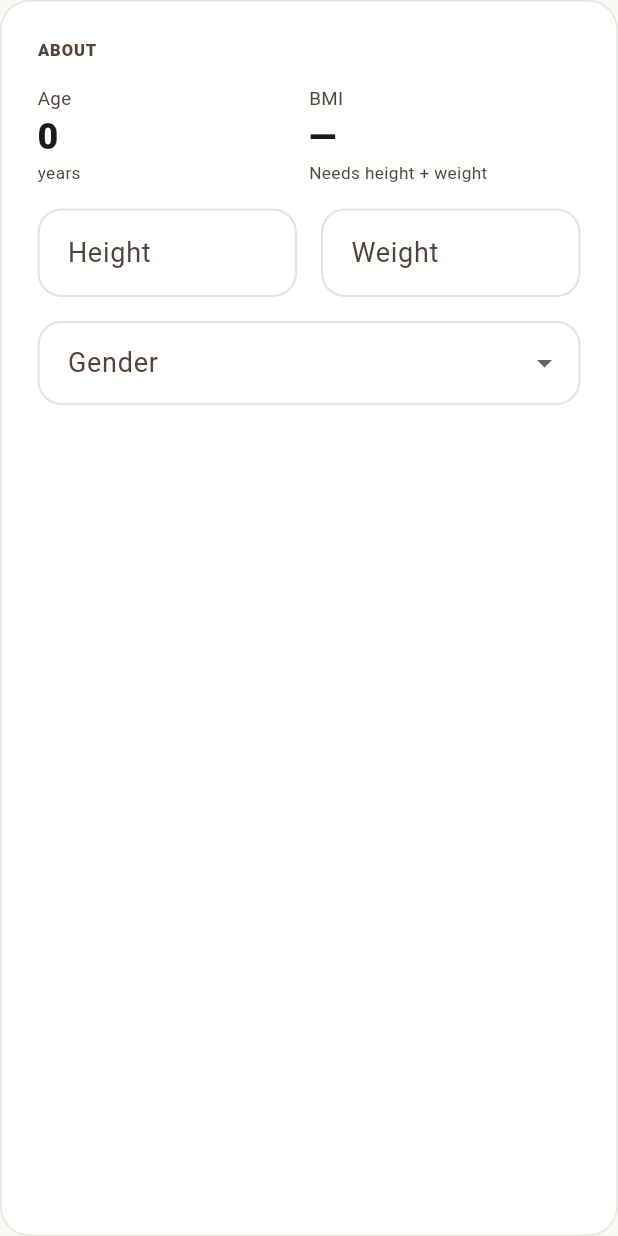
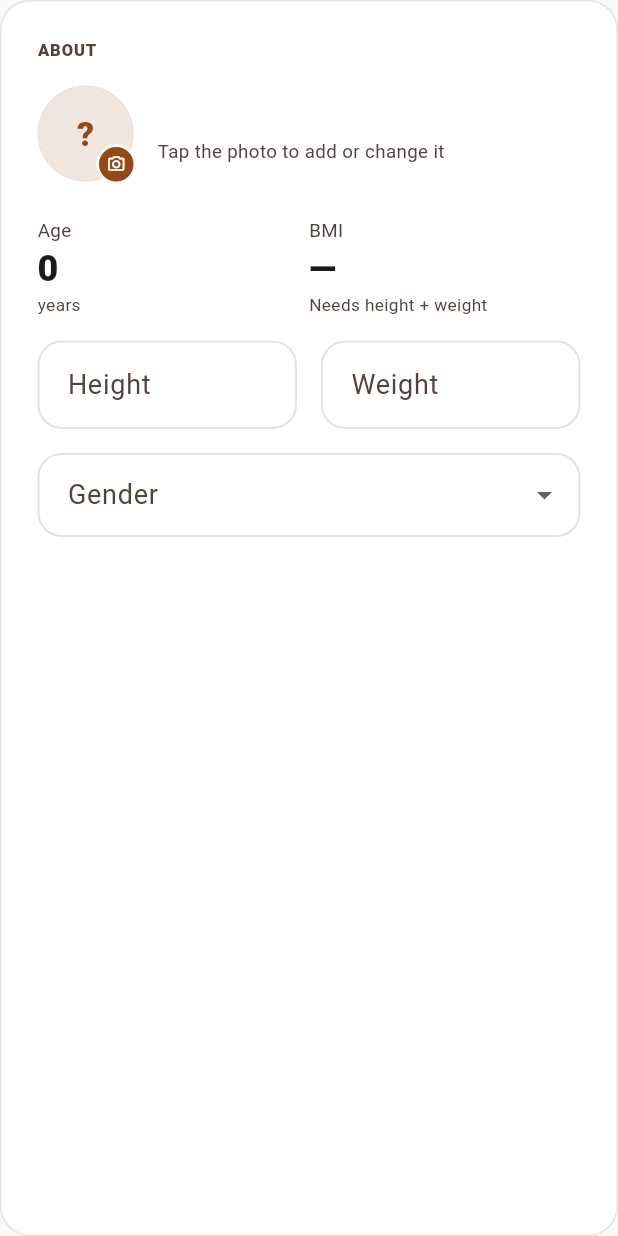
Before and after one commit to MADEMSanjanaSarvani/Elder-Care, a Flutter app: the _AboutSection widget shown alone on an empty page, opened directly with empty values, on a phone screen of 412 x 824 dp. Run offline on Flutter 3.47's test engine with Material 3 defaults, Android fonts, the phone set to English and light mode, and no system bars; our stand-ins replace connectivity_plus, file_picker, firebase_core, firebase_messaging, fl_chart, flutter_riverpod and 6 more; missing offline and left inert: agora_rtc_engine; accounts and stored records are empty; network calls fail.

Commit message:
Let families add a photo of the person they're caring for
Migration 0028 created elder_profiles.photo_url and a private elder-photos
bucket months ago and nothing ever wrote to either, so every dashboard showed
a coloured circle with two letters in it.

A face is not decoration in this product. These families are handing their
parent to someone they have not met, and a screen showing the person's face
reads like their mother rather than like a case file.

Uploading is on the health profile — the screen families open deliberately to
say who the person is — and the same avatar renders read-only on the
dashboard, so a mis-tap while scrolling can't open a file picker. FilePicker
rather than image_picker: already proven in this build for medical documents,
so no new native dependency and no new way for the Android build to break.

Each upload writes a fresh timestamped object instead of overwriting a fixed
name, because a signed URL for the old name stays valid for its full hour and
an in-place replacement leaves the previous photo showing until it expires.
The old object is deleted afterwards and a failed delete is swallowed — an
orphaned file is untidy, an error thrown there would tell the family the photo
didn't save when it did.

The bucket is private and its RLS keys off the first path segment, so objects
go to <elder_id>/... and reads are signed URLs, never public ones. Uploads are
bounded at 5 MB since there's no resizing in this build, and an expired or
missing object falls back to initials rather than a broken-image glyph.

```diff
--- a/apps/family_elder_app/lib/core/app_build.dart
+++ b/apps/family_elder_app/lib/core/app_build.dart
@@ -4,4 +4,4 @@
 /// install actually update?" ambiguity.
 ///
 /// Keep it in sync with pubspec `version:`.
-const String kAppBuildLabel = 'v0.4.5 · build 27 · 26 Jul';
+const String kAppBuildLabel = 'v0.4.6 · build 28 · 26 Jul';
--- /dev/null
+++ b/apps/family_elder_app/lib/features/health_profile/presentation/elder_avatar.dart
@@ -0,0 +1,261 @@
+import 'package:file_picker/file_picker.dart';
+import 'package:flutter/material.dart';
+import 'package:flutter_riverpod/flutter_riverpod.dart';
+import 'package:setu_core/setu_core.dart';
+
+import '../../../core/providers.dart';
+import '../data/elder_photo_repository.dart';
+
+/// A signed URL for the elder's photo, or null when they don't have one.
+///
+/// Kept as a provider rather than fetched inside the widget so the dashboard
+/// and the health profile show the same photo from one round trip, and so a
+/// fresh upload can invalidate every place the face appears at once.
+final elderPhotoProvider =
+    FutureProvider.family<String?, String>((ref, elderId) async {
+  ref.watch(authStateProvider);
+  return ElderPhotoRepository(ref.watch(supabaseClientProvider))
+      .signedUrl(elderId);
+});
+
+/// The elder's face, falling back to their initials.
+///
+/// [editable] adds a camera badge and the pick/upload flow. It is off by
+/// default: the same avatar appears on read-only surfaces like the dashboard,
+/// and a photo that changes when someone brushes the screen is worse than one
+/// that can only be changed deliberately from the profile.
+class ElderAvatar extends ConsumerStatefulWidget {
+  const ElderAvatar({
+    super.key,
+    required this.elderId,
+    required this.displayName,
+    this.radius = 34,
+    this.editable = false,
+  });
+
+  final String elderId;
+  final String displayName;
+  final double radius;
+  final bool editable;
+
+  @override
+  ConsumerState<ElderAvatar> createState() => _ElderAvatarState();
+}
+
+class _ElderAvatarState extends ConsumerState<ElderAvatar> {
+  bool _busy = false;
+
+  String get _initials {
+    final parts = widget.displayName
+        .trim()
+        .split(RegExp(r'\s+'))
+        .where((p) => p.isNotEmpty)
+        .toList();
+    if (parts.isEmpty) return '?';
+    return parts.take(2).map((p) => p[0].toUpperCase()).join();
+  }
+
+  Future<void> _pick() async {
+    // FilePicker rather than image_picker: it is already a proven dependency
+    // in this build (medical documents use it) and needs no new native code.
+    // withData loads the bytes in memory, which is fine for a portrait and
+    // avoids dealing with a file path that Android may not grant access to.
+    final result = await FilePicker.platform.pickFiles(
+      type: FileType.custom,
+      allowedExtensions: const ['jpg', 'jpeg', 'png', 'webp'],
+      withData: true,
+    );
+    final file = result?.files.singleOrNull;
+    final bytes = file?.bytes;
+    if (file == null || bytes == null) return;
+
+    // Photos off a modern phone are several megabytes and there is no image
+    // resizing in this build, so the upload is bounded rather than left to
+    // stall on a slow connection with no explanation.
+    const maxBytes = 5 * 1024 * 1024;
+    if (bytes.lengthInBytes > maxBytes) {
+      if (mounted) {
+        _say('That photo is larger than 5 MB. Please pick a smaller one.');
+      }
+      return;
+    }
+
+    if (!mounted) return;
+    setState(() => _busy = true);
+    try {
+      await ElderPhotoRepository(ref.read(supabaseClientProvider)).upload(
+        elderId: widget.elderId,
+        bytes: bytes,
+        extension: file.extension ?? 'jpg',
+        mimeType: _mimeFor(file.extension),
+      );
+      ref.invalidate(elderPhotoProvider(widget.elderId));
+      ref.invalidate(myElderProfilesProvider);
+    } catch (err) {
+      if (mounted) _say("Couldn't save that photo: $err");
+    } finally {
+      if (mounted) setState(() => _busy = false);
+    }
+  }
+
+  Future<void> _remove() async {
+    setState(() => _busy = true);
+    try {
+      await ElderPhotoRepository(ref.read(supabaseClientProvider))
+          .clear(widget.elderId);
+      ref.invalidate(elderPhotoProvider(widget.elderId));
+      ref.invalidate(myElderProfilesProvider);
+    } catch (err) {
+      if (mounted) _say("Couldn't remove that photo: $err");
+    } finally {
+      if (mounted) setState(() => _busy = false);
+    }
+  }
+
+  void _say(String message) {
+    ScaffoldMessenger.of(context).showSnackBar(SnackBar(content: Text(message)));
+  }
+
+  static String _mimeFor(String? extension) {
+    switch (extension?.toLowerCase()) {
+      case 'png':
+        return 'image/png';
+      case 'webp':
+        return 'image/webp';
+      default:
+        return 'image/jpeg';
+    }
+  }
+
+  Future<void> _onTap(bool hasPhoto) async {
+    if (_busy) return;
+    if (!hasPhoto) {
+      await _pick();
+      return;
+    }
+    final action = await showModalBottomSheet<String>(
+      context: context,
+      backgroundColor: SetuColors.paperLight,
+      shape: const RoundedRectangleBorder(
+        borderRadius: BorderRadius.vertical(top: Radius.circular(24)),
+      ),
+      builder: (context) => SafeArea(
+        child: Column(
+          mainAxisSize: MainAxisSize.min,
+          children: [
+            ListTile(
+              leading: const Icon(Icons.photo_library_outlined),
+              title: const Text('Change photo'),
+              onTap: () => Navigator.of(context).pop('change'),
+            ),
+            ListTile(
+              leading: const Icon(Icons.delete_outline, color: SetuColors.sosLight),
+              title: const Text('Remove photo'),
+              onTap: () => Navigator.of(context).pop('remove'),
+            ),
+          ],
+        ),
+      ),
+    );
+    if (action == 'change') await _pick();
+    if (action == 'remove') await _remove();
+  }
+
+  @override
+  Widget build(BuildContext context) {
+    final photo = ref.watch(elderPhotoProvider(widget.elderId));
+    final url = photo.asData?.value;
+    final size = widget.radius * 2;
+
+    final circle = Container(
+      width: size,
+      height: size,
+      alignment: Alignment.center,
+      clipBehavior: Clip.antiAlias,
+      decoration: BoxDecoration(
+        color: SetuColors.accentLight.withValues(alpha: 0.14),
+        shape: BoxShape.circle,
+        border: Border.all(color: SetuColors.borderLight),
+      ),
+      child: url == null
+          ? Text(_initials,
+              style: TextStyle(
+                color: SetuColors.accentLight,
+                fontWeight: FontWeight.w800,
+                fontSize: widget.radius * 0.7,
+              ))
+          : Image.network(
+              url,
+              width: size,
+              height: size,
+              fit: BoxFit.cover,
+              // A signed URL can expire mid-session; initials are a better
+              // answer than a broken-image glyph on a screen about a person.
+              errorBuilder: (context, _, __) => Text(_initials,
+                  style: TextStyle(
+                    color: SetuColors.accentLight,
+                    fontWeight: FontWeight.w800,
+                    fontSize: widget.radius * 0.7,
+                  )),
+            ),
+    );
+
+    if (!widget.editable) {
+      return Semantics(
+        label: url == null
+            ? 'No photo of ${widget.displayName}'
+            : 'Photo of ${widget.displayName}',
+        child: circle,
+      );
+    }
+
+    return Semantics(
+      button: true,
+      label: url == null
+          ? 'Add a photo of ${widget.displayName}'
+          : 'Change the photo of ${widget.displayName}',
+      child: InkWell(
+        onTap: () => _onTap(url != null),
+        customBorder: const CircleBorder(),
+        child: Stack(
+          clipBehavior: Clip.none,
+          children: [
+            circle,
+            if (_busy)
+              Positioned.fill(
+                child: DecoratedBox(
+                  decoration: BoxDecoration(
+                    color: Colors.black.withValues(alpha: 0.35),
+                    shape: BoxShape.circle,
+                  ),
+                  child: const Center(
+                    child: SizedBox(
+                      width: 20,
+                      height: 20,
+                      child: CircularProgressIndicator(
+                          strokeWidth: 2, color: Colors.white),
+                    ),
+                  ),
+                ),
+              )
+            else
+              Positioned(
+                right: -2,
+                bottom: -2,
+                child: Container(
+                  padding: const EdgeInsets.all(5),
+                  decoration: BoxDecoration(
+                    color: SetuColors.accentLight,
+                    shape: BoxShape.circle,
+                    border: Border.all(color: SetuColors.paperLight, width: 2),
+                  ),
+                  child: const Icon(Icons.photo_camera_outlined,
+                      size: 13, color: Colors.white),
+                ),
+              ),
+          ],
+        ),
+      ),
+    );
+  }
+}
--- a/apps/family_elder_app/lib/features/health_profile/presentation/health_profile_screen.dart
+++ b/apps/family_elder_app/lib/features/health_profile/presentation/health_profile_screen.dart
@@ -8,6 +8,7 @@ import '../../../core/providers.dart';
 import '../../family_access/data/family_access_repository.dart';
 import '../../medications/data/medications_repository.dart';
 import '../data/health_profile_repository.dart';
+import 'elder_avatar.dart';
 
 /// Health Records Management (PRD Part 6, Batch 3, Module 12), matching the
 /// Stitch "emergency_medical_profile" design (both frames): a Medical ID
@@ -50,6 +51,7 @@ class _HealthProfileScreenState extends ConsumerState<HealthProfileScreen> {
   bool _saving = false;
   String? _gender;
   DateTime? _dob;
+  String _displayName = '';
 
   HealthProfileRepository get _repo =>
       HealthProfileRepository(ref.read(supabaseClientProvider));
@@ -68,6 +70,7 @@ class _HealthProfileScreenState extends ConsumerState<HealthProfileScreen> {
     final elder = await ref.read(elderProfileByIdProvider(widget.elderId).future);
     if (!mounted) return;
     setState(() {
+      _displayName = elder?['display_name'] as String? ?? '';
       _gender = elder?['gender'] as String?;
       final dobRaw = elder?['dob'] as String?;
       _dob = dobRaw == null ? null : DateTime.tryParse(dobRaw);
@@ -228,6 +231,8 @@ class _HealthProfileScreenState extends ConsumerState<HealthProfileScreen> {
           // date of birth rather than stored, so it can never drift out of
           // date, and BMI is computed on read for the same reason.
           _AboutSection(
+            elderId: widget.elderId,
+            displayName: _displayName,
             dob: _dob,
             gender: _gender,
             heightController: _heightController,
@@ -683,6 +688,8 @@ class _ContactRow extends StatelessWidget {
 /// wrong the moment someone's weight changes.
 class _AboutSection extends StatelessWidget {
   const _AboutSection({
+    required this.elderId,
+    required this.displayName,
     required this.dob,
     required this.gender,
     required this.heightController,
@@ -691,6 +698,8 @@ class _AboutSection extends StatelessWidget {
     required this.onChanged,
   });
 
+  final String elderId;
+  final String displayName;
   final DateTime? dob;
   final String? gender;
   final TextEditingController heightController;
@@ -745,6 +754,36 @@ class _AboutSection extends StatelessWidget {
                   letterSpacing: 0.6,
                   color: SetuColors.mutedLight)),
           const SizedBox(height: SetuSpacing.md),
+          // The photo lives here rather than on the dashboard because this is
+          // the screen a family opens deliberately to fill in who the person
+          // is. Tapping it uploads; the same face then appears wherever the
+          // elder is shown.
+          Row(
+            children: [
+              ElderAvatar(
+                elderId: elderId,
+                displayName: displayName,
+                radius: 32,
+                editable: true,
+              ),
+              const SizedBox(width: SetuSpacing.md),
+              Expanded(
+                child: Column(
+                  crossAxisAlignment: CrossAxisAlignment.start,
+                  children: [
+                    Text(displayName,
+                        style: const TextStyle(
+                            fontWeight: FontWeight.w800, fontSize: 16)),
+                    const SizedBox(height: 2),
+                    const Text('Tap the photo to add or change it',
+                        style: TextStyle(
+                            color: SetuColors.mutedLight, fontSize: 12.5)),
+                  ],
+                ),
+              ),
+            ],
+          ),
+          const SizedBox(height: SetuSpacing.lg),
           Row(
             children: [
               Expanded(
--- a/apps/family_elder_app/pubspec.yaml
+++ b/apps/family_elder_app/pubspec.yaml
@@ -4,7 +4,7 @@ description: >
   (PRD Part 3 §17/§18): family mode (dashboard, booking, consent
   management) and elder mode (large-text, voice-first, three-action home).
 publish_to: "none"
-version: 0.4.5+27
+version: 0.4.6+28
 
 environment:
   sdk: ">=3.4.0 <4.0.0"
```
Also changed, not shown: apps/family_elder_app/lib/features/family_home/presentation/family_home_screen.dart (+8 -13 lines), apps/family_elder_app/lib/features/health_profile/data/elder_photo_repository.dart (added, +96 -0 lines).
